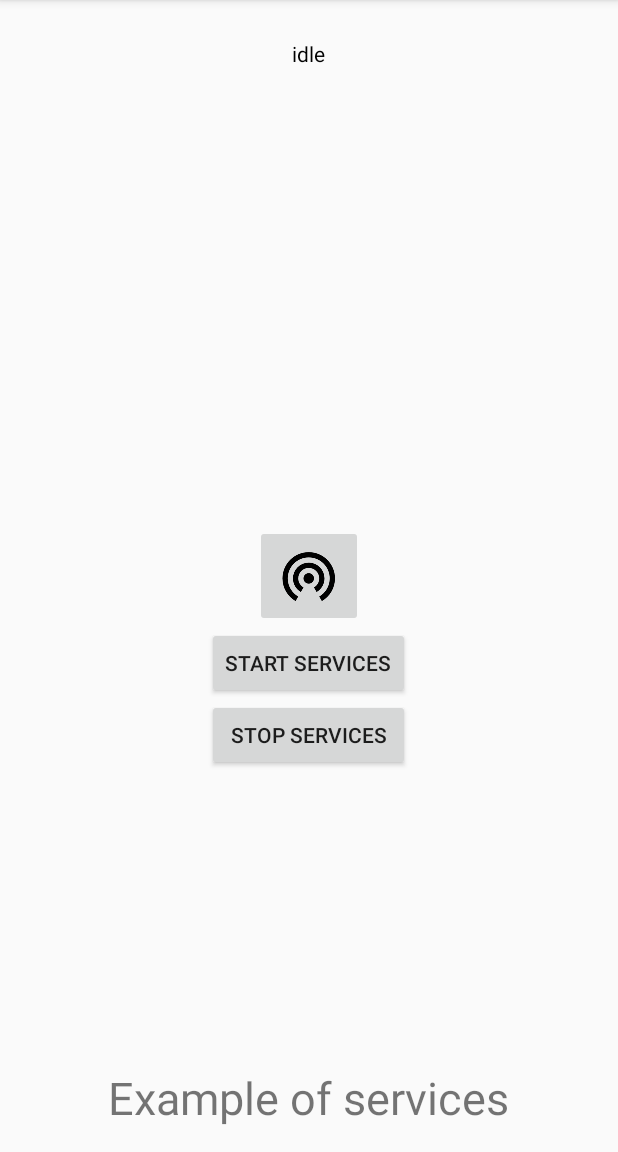
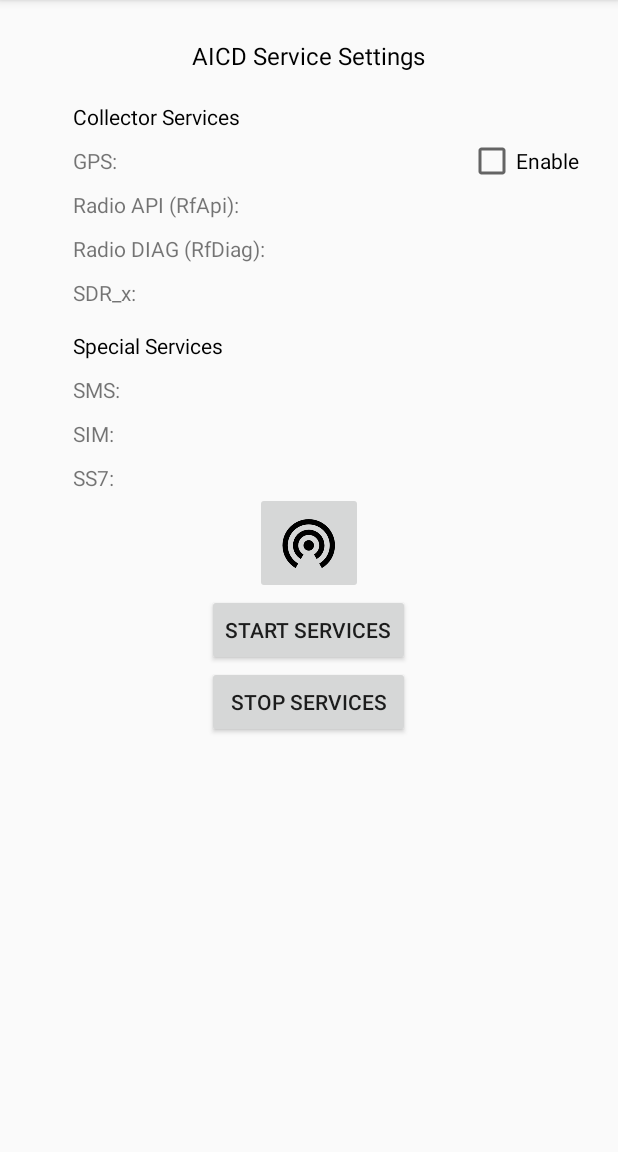
Before and after one commit to 5GSD/AICDm, an Android app: the screen it shows after launch (MainActivity), on a phone screen of 412 x 824 dp, the part 84-1236 px from its top. Run offline under Robolectric (Android 15) with nearby library versions, the phone set to English and light mode, and no system bars; 2 statements that could not run were skipped.

Commit message:
added xml PoC check-box and fields

```diff
--- a/app/src/main/res/layout/activity_main.xml
+++ b/app/src/main/res/layout/activity_main.xml
@@ -11,9 +11,11 @@
     tools:context=".MainActivity">
 
     <TextView
-        android:id="@+id/id_text_view"
+        android:id="@+id/textView0"
         android:layout_width="wrap_content"
         android:layout_height="wrap_content"
+        android:text="AICD Service Settings"
+        android:textSize="16sp"
         android:layout_alignParentTop="true"
         android:layout_centerHorizontal="true"
         android:padding="10dp"
@@ -23,34 +25,131 @@
         android:id="@+id/textView1"
         android:layout_width="wrap_content"
         android:layout_height="wrap_content"
-        android:text="Example of services"
-        android:layout_alignParentBottom="true"
-        android:layout_centerHorizontal="true"
-        android:textSize="30dp" />
+        android:text="Collector Services"
+        android:textSize="14sp"
+        android:textColor="#000000"
+        android:layout_marginTop="10dp"
+        android:layout_marginEnd="10dp"
+        android:layout_below="@+id/textView0"
+        android:layout_toStartOf="@+id/imageButton"/>
 
-    <!--TextView
+    <!-- ============================================================ -->
+    <!--   Collector Services Check-boxes                             -->
+    <!-- ============================================================ -->
+
+    <TextView
         android:id="@+id/textView2"
+        android:text="GPS:"
+        android:textSize="14sp"
         android:layout_width="wrap_content"
         android:layout_height="wrap_content"
-        android:text="Tutorials point "
-        android:textColor="#ff87ff09"
-        android:textSize="30dp"
-        android:layout_above="@+id/imageButton"
-        android:layout_centerHorizontal="true"
-        android:layout_marginBottom="40dp" /-->
+        android:layout_marginTop="10dp"
+        android:layout_below="@+id/textView1"
+        android:layout_alignStart="@+id/textView1"/>
+
+    <CheckBox
+        android:id="@+id/checkBox"
+        android:layout_width="wrap_content"
+        android:layout_height="wrap_content"
+        android:layout_above="@+id/textView3"
+        android:layout_alignParentEnd="true"
+        android:layout_marginEnd="10dp"
+        android:text="Enable"
+        android:layout_alignTop="@+id/textView2"/>
+
+    <TextView
+        android:id="@+id/textView3"
+        android:text="Radio API (RfApi):"
+        android:textSize="14sp"
+        android:layout_width="wrap_content"
+        android:layout_height="wrap_content"
+        android:layout_marginTop="10dp"
+        android:layout_below="@+id/textView2"
+        android:layout_alignStart="@+id/textView2"/>
+
+    <TextView
+        android:id="@+id/textView4"
+        android:text="Radio DIAG (RfDiag):"
+        android:textSize="14sp"
+        android:layout_width="wrap_content"
+        android:layout_height="wrap_content"
+        android:layout_marginTop="10dp"
+        android:layout_below="@+id/textView3"
+        android:layout_alignStart="@+id/textView3"/>
+
+    <TextView
+        android:id="@+id/textView5"
+        android:text="SDR_x:"
+        android:textSize="14sp"
+        android:layout_width="wrap_content"
+        android:layout_height="wrap_content"
+        android:layout_marginTop="10dp"
+        android:layout_below="@+id/textView4"
+        android:layout_alignStart="@+id/textView4"/>
+
+
+
+    <!-- ============================================================ -->
+    <!--   Special Services Check-boxes                               -->
+    <!-- ============================================================ -->
+
+    <TextView
+        android:id="@+id/textView6"
+        android:layout_width="wrap_content"
+        android:layout_height="wrap_content"
+        android:text="Special Services"
+        android:textSize="14sp"
+        android:textColor="#000000"
+        android:layout_marginTop="16dp"
+        android:layout_below="@+id/textView5"
+        android:layout_alignStart="@+id/textView5"/>
+
+    <TextView
+        android:id="@+id/textView7"
+        android:text="SMS:"
+        android:textSize="14sp"
+        android:layout_width="wrap_content"
+        android:layout_height="wrap_content"
+        android:layout_marginTop="10dp"
+        android:layout_below="@+id/textView6"
+        android:layout_alignStart="@+id/textView6"/>
+
+    <TextView
+        android:id="@+id/textView8"
+        android:text="SIM:"
+        android:textSize="14sp"
+        android:layout_width="wrap_content"
+        android:layout_height="wrap_content"
+        android:layout_marginTop="10dp"
+        android:layout_below="@+id/textView7"
+        android:layout_alignStart="@+id/textView7"/>
+
+    <TextView
+        android:id="@+id/textView9"
+        android:text="SS7:"
+        android:textSize="14sp"
+        android:layout_width="wrap_content"
+        android:layout_height="wrap_content"
+        android:layout_marginTop="10dp"
+        android:layout_below="@+id/textView8"
+        android:layout_alignStart="@+id/textView8"/>
+
+    <!-- ============================================================ -->
+    <!--   Start/Stop ALL Services Buttons                            -->
+    <!-- ============================================================ -->
 
     <ImageButton
         android:layout_width="wrap_content"
         android:layout_height="wrap_content"
         android:id="@+id/imageButton"
         android:src="@mipmap/abc"
-        android:layout_centerVertical="true"
-        android:layout_centerHorizontal="true" />
+        android:layout_below="@+id/textView9"
+        android:layout_centerHorizontal="true"/>
 
     <Button
         android:layout_width="wrap_content"
         android:layout_height="wrap_content"
-        android:id="@+id/button2"
+        android:id="@+id/button"
         android:text="Start Services"
         android:onClick="startService"
         android:layout_below="@+id/imageButton"
@@ -59,13 +158,14 @@
     <Button
         android:layout_width="wrap_content"
         android:layout_height="wrap_content"
+        android:id="@+id/button2"
         android:text="Stop Services"
-        android:id="@+id/button"
         android:onClick="stopService"
-        android:layout_below="@+id/button2"
-        android:layout_alignLeft="@+id/button2"
-        android:layout_alignStart="@+id/button2"
-        android:layout_alignRight="@+id/button2"
-        android:layout_alignEnd="@+id/button2" />
+        android:layout_below="@+id/button"
+        android:layout_alignLeft="@+id/button"
+        android:layout_alignStart="@+id/button"
+        android:layout_alignRight="@+id/button"
+        android:layout_alignEnd="@+id/button" />
+
 
 </RelativeLayout>
```
